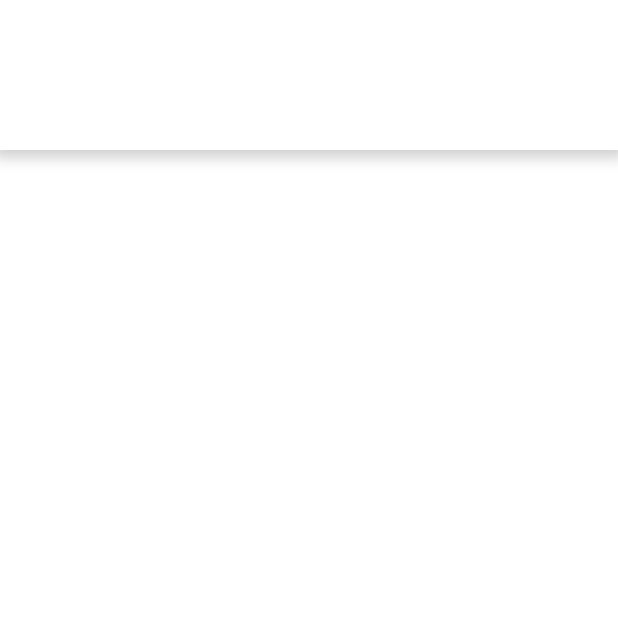
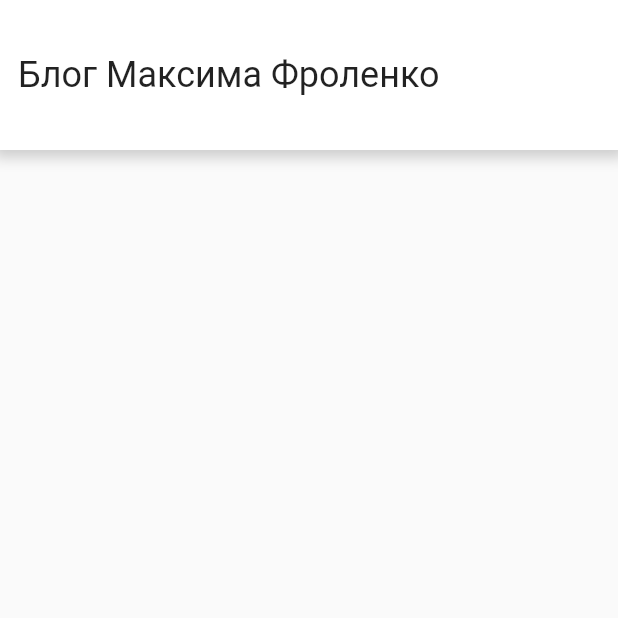
Before and after one commit to maximzec/flutter-sandbox, a Flutter app: the screen it shows after launch, on a phone screen of 412 x 824 dp, the top half of it. Run offline on Flutter 3.47's test engine with Material 2 defaults, Android fonts, the phone set to English and light mode, and no system bars; missing offline and left inert: dart:html.

Commit message:
finished header style and texts

```diff
--- a/lib/main.dart
+++ b/lib/main.dart
@@ -1,3 +1,5 @@
+import 'dart:html';
+
 import 'package:flutter/material.dart';
 
 void main() {
@@ -11,18 +13,11 @@ class MyApp extends StatelessWidget {
     return MaterialApp(
         title: 'Flutter Demo',
         theme: ThemeData(
-          // This is the theme of your application.
-          //
-          // Try running your application with "flutter run". You'll see the
-          // application has a blue toolbar. Then, without quitting the app, try
-          // changing the primarySwatch below to Colors.green and then invoke
-          // "hot reload" (press "r" in the console where you ran "flutter run",
-          // or simply save your changes to "hot reload" in a Flutter IDE).
-          // Notice that the counter didn't reset back to zero; the application
-          // is not restarted.
           primarySwatch: Colors.blue,
         ),
-        home: Column(
+        home: Scaffold(
+          body: Column(
+            crossAxisAlignment: CrossAxisAlignment.center,
             children: [
               FractionallySizedBox(
                 widthFactor: 1,
@@ -35,9 +30,24 @@ class MyApp extends StatelessWidget {
                       blurRadius: 7,
                     )
                   ]),
+                  child: Row(
+                    children: [
+                      Padding(
+                        child: Text(
+                          'Блог Максима Фроленко',
+                          style: TextStyle(
+                            fontFamily: 'Roboto',
+                            fontSize: 24,
+                          ),
+                        ),
+                        padding: EdgeInsets.only(left: 12),
+                      )
+                    ],
+                  ),
                 ),
               )
             ],
+          ),
         ));
   }
 }
```
Lines whose indentation alone changed are shown as unchanged.
